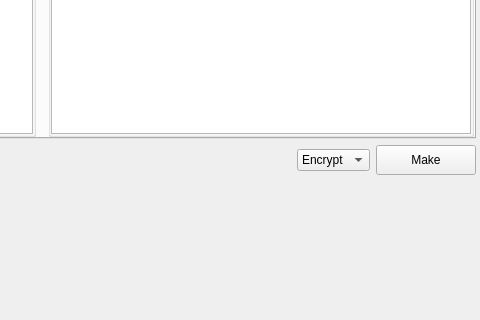
Old version of the form app/gui/symmetric/caesar/caesar.ui in the repository vasilypht/crypto-methods; both pictures show x 396 to 876 and y 110 to 430 of the 876 by 547 pixel window.
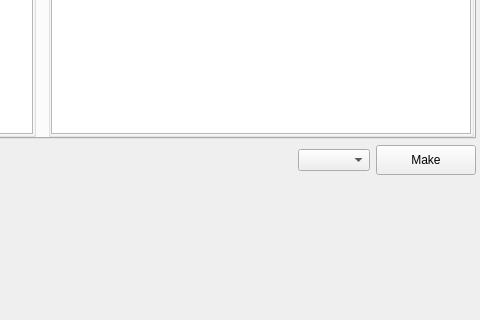
New version of the form.

Commit message: Added documentation to the caesar.py module, as well as to the corresponding widget.

Patch:
```diff
--- a/app/gui/symmetric/caesar/caesar.ui
+++ b/app/gui/symmetric/caesar/caesar.ui
@@ -252,16 +252,6 @@
              <verstretch>0</verstretch>
             </sizepolicy>
            </property>
-           <item>
-            <property name="text">
-             <string>Encrypt</string>
-            </property>
-           </item>
-           <item>
-            <property name="text">
-             <string>Decrypt</string>
-            </property>
-           </item>
           </widget>
          </item>
          <item>
```
Left out of the diff: 2 changed lines with no effect on the pictures. The commit also changes 3 other files.
